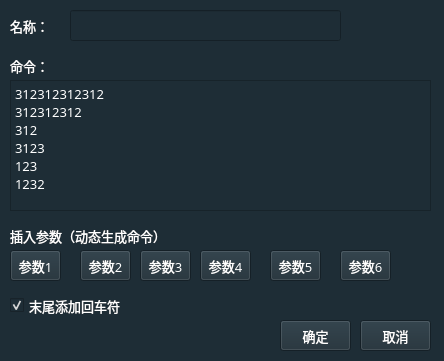
Old version of the form addcommondwidget.ui in the repository HuaGouFdog/Fdog-Kit.
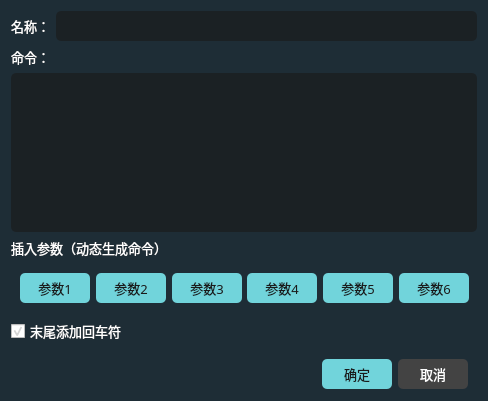
New version of the form. Icons and pictures are not drawn.

The edit to the form file:
```diff
--- a/addcommondwidget.ui
+++ b/addcommondwidget.ui
@@ -6,10 +6,22 @@
    <rect>
     <x>0</x>
     <y>0</y>
-    <width>444</width>
-    <height>361</height>
+    <width>488</width>
+    <height>401</height>
    </rect>
   </property>
+  <property name="minimumSize">
+   <size>
+    <width>488</width>
+    <height>401</height>
+   </size>
+  </property>
+  <property name="maximumSize">
+   <size>
+    <width>488</width>
+    <height>401</height>
+   </size>
+  </property>
   <property name="font">
    <font>
     <family>OPPOSans B</family>
@@ -25,18 +37,54 @@
     <normaloff>:/lib/icon9.png</normaloff>:/lib/icon9.png</iconset>
   </property>
   <property name="styleSheet">
-   <string notr="true">background-color: rgb(30, 45, 54);
-color: rgb(255, 255, 255);</string>
+   <string notr="true">#addcommondwidget{
+background-color: rgb(30, 45, 54);
+color: rgb(255, 255, 255);
+}
+
+QLabel {
+color: rgb(255, 255, 255);
+}
+
+QToolButton {
+	color: rgb(26, 26, 26);
+	background-color: rgb(113, 212, 219);
+	border-radius: 5px;
+}
+
+QToolButton::menu-indicator { 
+	image: None;
+}
+
+ 
+QToolButton:hover {
+	color: rgb(26, 26, 26);
+	background-color: rgb(113, 212, 219);
+}</string>
   </property>
+  <layout class="QVBoxLayout" name="verticalLayout_3">
+   <item>
+    <layout class="QVBoxLayout" name="verticalLayout_2">
+     <property name="bottomMargin">
+      <number>0</number>
+     </property>
+     <item>
+      <widget class="QWidget" name="widget" native="true">
+       <layout class="QHBoxLayout" name="horizontalLayout">
+        <property name="leftMargin">
+         <number>0</number>
+        </property>
+        <property name="topMargin">
+         <number>0</number>
+        </property>
+        <property name="rightMargin">
+         <number>0</number>
+        </property>
+        <property name="bottomMargin">
+         <number>0</number>
+        </property>
+        <item>
   <widget class="QLabel" name="label">
-   <property name="geometry">
-    <rect>
-     <x>10</x>
-     <y>10</y>
-     <width>51</width>
-     <height>31</height>
-    </rect>
-   </property>
    <property name="font">
     <font>
      <family>OPPOSans B</family>
@@ -48,14 +96,20 @@
     <string>名称：</string>
    </property>
   </widget>
+        </item>
+        <item>
   <widget class="QLineEdit" name="lineEdit">
-   <property name="geometry">
-    <rect>
-     <x>70</x>
-     <y>10</y>
-     <width>271</width>
-     <height>31</height>
-    </rect>
+          <property name="minimumSize">
+           <size>
+            <width>0</width>
+            <height>30</height>
+           </size>
+          </property>
+          <property name="maximumSize">
+           <size>
+            <width>16777215</width>
+            <height>30</height>
+           </size>
    </property>
    <property name="font">
     <font>
@@ -64,16 +118,24 @@
      <stylestrategy>PreferAntialias</stylestrategy>
     </font>
    </property>
-  </widget>
+          <property name="styleSheet">
+           <string notr="true">QLineEdit{
+color:#ced4da;
+border-radius: 14px;
+background-color: rgb(25, 25, 25, 155);
+border: 0px solid rgba(255, 255, 255, 0);
+border-radius: 5px;
+padding-left:10px;
+padding-right:10px;
+}</string>
+          </property>
+         </widget>
+        </item>
+       </layout>
+      </widget>
+     </item>
+     <item>
   <widget class="QLabel" name="label_2">
-   <property name="geometry">
-    <rect>
-     <x>10</x>
-     <y>50</y>
-     <width>51</width>
-     <height>31</height>
-    </rect>
-   </property>
    <property name="font">
     <font>
      <family>OPPOSans B</family>
@@ -85,15 +147,9 @@
     <string>命令：</string>
    </property>
   </widget>
+     </item>
+     <item>
   <widget class="QPlainTextEdit" name="plainTextEdit">
-   <property name="geometry">
-    <rect>
-     <x>10</x>
-     <y>80</y>
-     <width>421</width>
-     <height>131</height>
-    </rect>
-   </property>
    <property name="font">
     <font>
      <family>OPPOSans B</family>
@@ -101,13 +157,19 @@
      <stylestrategy>PreferAntialias</stylestrategy>
     </font>
    </property>
+       <property name="styleSheet">
+        <string notr="true">QPlainTextEdit{
+color:#ced4da;
+border-radius: 14px;
+background-color: rgb(25, 25, 25, 155);
+border: 0px solid rgba(255, 255, 255, 0);
+border-radius: 5px;
+padding-left:10px;
+padding-right:10px;
+}</string>
+       </property>
    <property name="plainText">
-    <string>312312312312
-312312312
-312
-3123
-123
-1232</string>
+        <string/>
    </property>
    <property name="overwriteMode">
     <bool>false</bool>
@@ -119,15 +181,9 @@
     <bool>false</bool>
    </property>
   </widget>
+     </item>
+     <item>
   <widget class="QLabel" name="label_3">
-   <property name="geometry">
-    <rect>
-     <x>10</x>
-     <y>220</y>
-     <width>151</width>
-     <height>31</height>
-    </rect>
-   </property>
    <property name="font">
     <font>
      <family>OPPOSans B</family>
@@ -139,14 +195,23 @@
     <string>插入参数（动态生成命令）</string>
    </property>
   </widget>
+     </item>
+     <item>
+      <widget class="QWidget" name="widget_2" native="true">
+       <layout class="QHBoxLayout" name="horizontalLayout_2">
+        <item>
   <widget class="QToolButton" name="toolButton">
-   <property name="geometry">
-    <rect>
-     <x>10</x>
-     <y>250</y>
-     <width>51</width>
-     <height>31</height>
-    </rect>
+          <property name="minimumSize">
+           <size>
+            <width>70</width>
+            <height>30</height>
+           </size>
+          </property>
+          <property name="maximumSize">
+           <size>
+            <width>70</width>
+            <height>30</height>
+           </size>
    </property>
    <property name="font">
     <font>
@@ -159,14 +224,20 @@
     <string>参数1</string>
    </property>
   </widget>
+        </item>
+        <item>
   <widget class="QToolButton" name="toolButton_2">
-   <property name="geometry">
-    <rect>
-     <x>80</x>
-     <y>250</y>
-     <width>51</width>
-     <height>31</height>
-    </rect>
+          <property name="minimumSize">
+           <size>
+            <width>70</width>
+            <height>30</height>
+           </size>
+          </property>
+          <property name="maximumSize">
+           <size>
+            <width>70</width>
+            <height>30</height>
+           </size>
    </property>
    <property name="font">
     <font>
@@ -179,14 +250,20 @@
     <string>参数2</string>
    </property>
   </widget>
+        </item>
+        <item>
   <widget class="QToolButton" name="toolButton_3">
-   <property name="geometry">
-    <rect>
-     <x>140</x>
-     <y>250</y>
-     <width>51</width>
-     <height>31</height>
-    </rect>
+          <property name="minimumSize">
+           <size>
+            <width>70</width>
+            <height>30</height>
+           </size>
+          </property>
+          <property name="maximumSize">
+           <size>
+            <width>70</width>
+            <height>30</height>
+           </size>
    </property>
    <property name="font">
     <font>
@@ -199,14 +276,20 @@
     <string>参数3</string>
    </property>
   </widget>
+        </item>
+        <item>
   <widget class="QToolButton" name="toolButton_4">
-   <property name="geometry">
-    <rect>
-     <x>200</x>
-     <y>250</y>
-     <width>51</width>
-     <height>31</height>
-    </rect>
+          <property name="minimumSize">
+           <size>
+            <width>70</width>
+            <height>30</height>
+           </size>
+          </property>
+          <property name="maximumSize">
+           <size>
+            <width>70</width>
+            <height>30</height>
+           </size>
    </property>
    <property name="font">
     <font>
@@ -219,14 +302,20 @@
     <string>参数4</string>
    </property>
   </widget>
+        </item>
+        <item>
   <widget class="QToolButton" name="toolButton_5">
-   <property name="geometry">
-    <rect>
-     <x>270</x>
-     <y>250</y>
-     <width>51</width>
-     <height>31</height>
-    </rect>
+          <property name="minimumSize">
+           <size>
+            <width>70</width>
+            <height>30</height>
+           </size>
+          </property>
+          <property name="maximumSize">
+           <size>
+            <width>70</width>
+            <height>30</height>
+           </size>
    </property>
    <property name="font">
     <font>
@@ -239,14 +328,20 @@
     <string>参数5</string>
    </property>
   </widget>
+        </item>
+        <item>
   <widget class="QToolButton" name="toolButton_6">
-   <property name="geometry">
-    <rect>
-     <x>340</x>
-     <y>250</y>
-     <width>51</width>
-     <height>31</height>
-    </rect>
+          <property name="minimumSize">
+           <size>
+            <width>70</width>
+            <height>30</height>
+           </size>
+          </property>
+          <property name="maximumSize">
+           <size>
+            <width>70</width>
+            <height>30</height>
+           </size>
    </property>
    <property name="font">
     <font>
@@ -259,15 +354,12 @@
     <string>参数6</string>
    </property>
   </widget>
+        </item>
+       </layout>
+      </widget>
+     </item>
+     <item>
   <widget class="QCheckBox" name="checkBox">
-   <property name="geometry">
-    <rect>
-     <x>10</x>
-     <y>290</y>
-     <width>141</width>
-     <height>31</height>
-    </rect>
-   </property>
    <property name="font">
     <font>
      <family>OPPOSans B</family>
@@ -275,6 +367,9 @@
      <stylestrategy>PreferAntialias</stylestrategy>
     </font>
    </property>
+       <property name="styleSheet">
+        <string notr="true">color: rgb(255, 255, 255);</string>
+       </property>
    <property name="text">
     <string>末尾添加回车符</string>
    </property>
@@ -282,14 +377,42 @@
     <bool>true</bool>
    </property>
   </widget>
+     </item>
+     <item>
+      <widget class="QWidget" name="widget_3" native="true">
+       <property name="maximumSize">
+        <size>
+         <width>16777215</width>
+         <height>40</height>
+        </size>
+       </property>
+       <layout class="QHBoxLayout" name="horizontalLayout_3">
+        <item>
+         <spacer name="horizontalSpacer">
+          <property name="orientation">
+           <enum>Qt::Horizontal</enum>
+          </property>
+          <property name="sizeHint" stdset="0">
+           <size>
+            <width>295</width>
+            <height>19</height>
+           </size>
+          </property>
+         </spacer>
+        </item>
+        <item>
   <widget class="QToolButton" name="toolButton_7">
-   <property name="geometry">
-    <rect>
-     <x>280</x>
-     <y>320</y>
-     <width>71</width>
-     <height>31</height>
-    </rect>
+          <property name="minimumSize">
+           <size>
+            <width>70</width>
+            <height>30</height>
+           </size>
+          </property>
+          <property name="maximumSize">
+           <size>
+            <width>70</width>
+            <height>30</height>
+           </size>
    </property>
    <property name="font">
     <font>
@@ -302,14 +425,20 @@
     <string>确定</string>
    </property>
   </widget>
+        </item>
+        <item>
   <widget class="QToolButton" name="toolButton_8">
-   <property name="geometry">
-    <rect>
-     <x>360</x>
-     <y>320</y>
-     <width>71</width>
-     <height>31</height>
-    </rect>
+          <property name="minimumSize">
+           <size>
+            <width>70</width>
+            <height>30</height>
+           </size>
+          </property>
+          <property name="maximumSize">
+           <size>
+            <width>70</width>
+            <height>30</height>
+           </size>
    </property>
    <property name="font">
     <font>
@@ -318,10 +447,35 @@
      <stylestrategy>PreferAntialias</stylestrategy>
     </font>
    </property>
+          <property name="styleSheet">
+           <string notr="true">QToolButton {
+	color: rgb(255, 255, 255);
+	
+	background-color: rgb(67, 67, 67);
+	border-radius: 5px;
+}
+
+QToolButton::menu-indicator { 
+	image: None;
+}
+
+ 
+QToolButton:hover {
+	color: rgb(255, 255, 255);
+	background-color: rgb(67, 67, 67);
+}</string>
+          </property>
    <property name="text">
     <string>取消</string>
    </property>
   </widget>
+        </item>
+       </layout>
+      </widget>
+     </item>
+    </layout>
+   </item>
+  </layout>
  </widget>
  <resources>
   <include location="lib.qrc"/>
```
Lines whose indentation alone changed are shown as unchanged.
